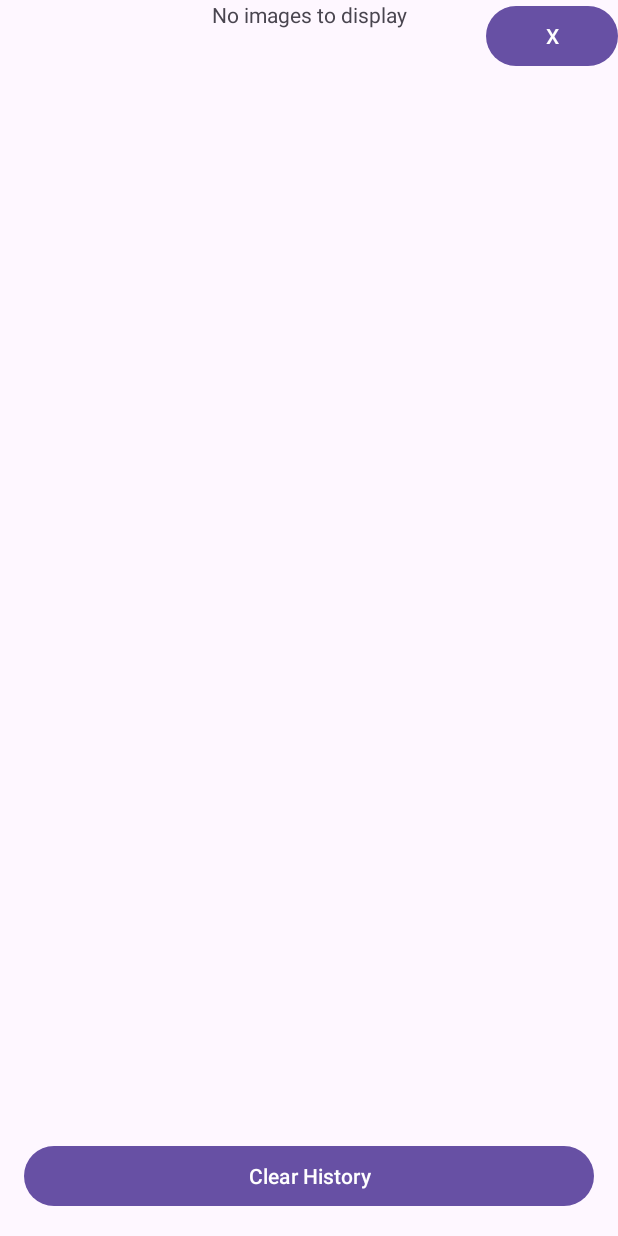
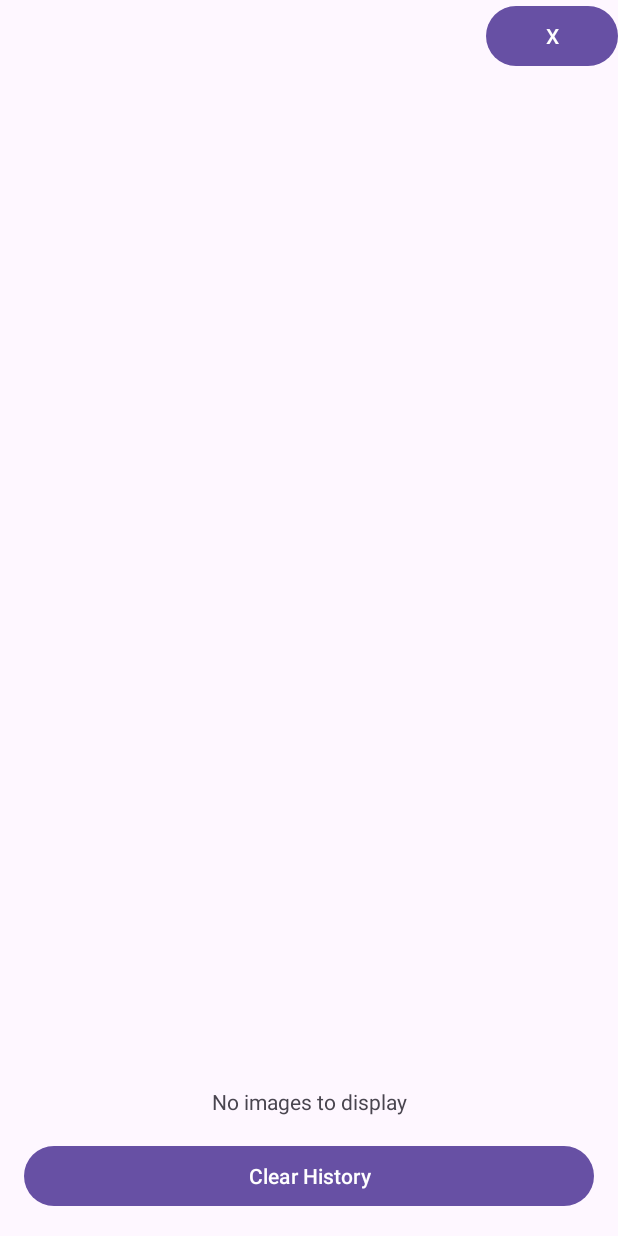
Before and after one commit to Bryce-Chen/Run-Right-pose-estimation---copy, an Android app: the LogActivity screen opened directly, with no data from a screen before it, on a phone screen of 412 x 824 dp. Run offline under Robolectric (Android 15) with nearby library versions, the phone set to English and light mode, and no system bars.

Commit message:
Update activity_log.xml

```diff
--- a/app/src/main/res/layout/activity_log.xml
+++ b/app/src/main/res/layout/activity_log.xml
@@ -2,20 +2,6 @@
 <RelativeLayout xmlns:android="http://schemas.android.com/apk/res/android"
     android:layout_width="match_parent"
     android:layout_height="match_parent">
-
-    <ListView
-        android:id="@+id/listView"
-        android:layout_width="match_parent"
-        android:layout_height="match_parent"/>
-
-    <!-- In your activity_log.xml layout -->
-    <TextView
-        android:id="@+id/placeholder_text"
-        android:layout_width="match_parent"
-        android:layout_height="wrap_content"
-        android:text="No images to display"
-        android:gravity="center"
-        android:visibility="gone" />
 
     <Button
         android:id="@+id/clear_history_button"
@@ -25,6 +11,22 @@
         android:layout_alignParentBottom="true"
         android:layout_margin="16dp"/>
 
+    <ListView
+        android:id="@+id/listView"
+        android:layout_width="match_parent"
+        android:layout_height="match_parent"
+        android:layout_above="@id/clear_history_button"
+        android:layout_below="@id/button_home"/>
+
+    <TextView
+        android:id="@+id/placeholder_text"
+        android:layout_width="match_parent"
+        android:layout_height="wrap_content"
+        android:text="No images to display"
+        android:gravity="center"
+        android:visibility="gone"
+        android:layout_above="@id/clear_history_button" />  <!-- Optionally align TextView above the button as well -->
+
     <Button
         android:id="@+id/button_home"
         android:layout_width="wrap_content"
@@ -33,51 +35,4 @@
         android:layout_alignParentEnd="true"
         android:text="X" />
 
-
 </RelativeLayout>
-
-
-    <!--<?xml version="1.0" encoding="utf-8"?>-->
-<!--<LinearLayout xmlns:android="http://schemas.android.com/apk/res/android"-->
-<!--    android:layout_width="match_parent"-->
-<!--    android:layout_height="match_parent"-->
-<!--    android:orientation="vertical">-->
-
-<!--    <ListView-->
-<!--        android:id="@+id/listView"-->
-<!--        android:layout_width="match_parent"-->
-<!--        android:layout_height="wrap_content" />-->
-<!--</LinearLayout>-->
-
-
-    <!--<RelativeLayout xmlns:android="http://schemas.android.com/apk/res/android"-->
-<!--    android:layout_width="match_parent"-->
-<!--    android:layout_height="match_parent">-->
-
-<!--    <Button-->
-<!--        android:id="@+id/closeButton"-->
-<!--        android:layout_width="wrap_content"-->
-<!--        android:layout_height="wrap_content"-->
-<!--        android:layout_alignParentTop="true"-->
-<!--        android:layout_alignParentEnd="true"-->
-<!--        android:text="X" />-->
-
-<!--    <TextView-->
-<!--        android:id="@+id/textViewInstructions"-->
-<!--        android:layout_width="wrap_content"-->
-<!--        android:layout_height="wrap_content"-->
-<!--        android:gravity="center_horizontal"-->
-<!--        android:text="@string/log_text"-->
-<!--        android:textSize="20sp"-->
-<!--        android:textStyle="bold"-->
-<!--        android:layout_alignParentTop="true"-->
-<!--        android:layout_toLeftOf="@id/closeButton"-->
-<!--        android:layout_marginRight="16dp" />-->
-
-<!--    <ListView-->
-<!--        android:id="@+id/listViewLogs"-->
-<!--        android:layout_width="match_parent"-->
-<!--        android:layout_height="match_parent"-->
-<!--        android:layout_below="@id/closeButton" />  &lt;!&ndash; Ensure the ListView starts below the button &ndash;&gt;-->
-
-<!--</RelativeLayout>-->
```
